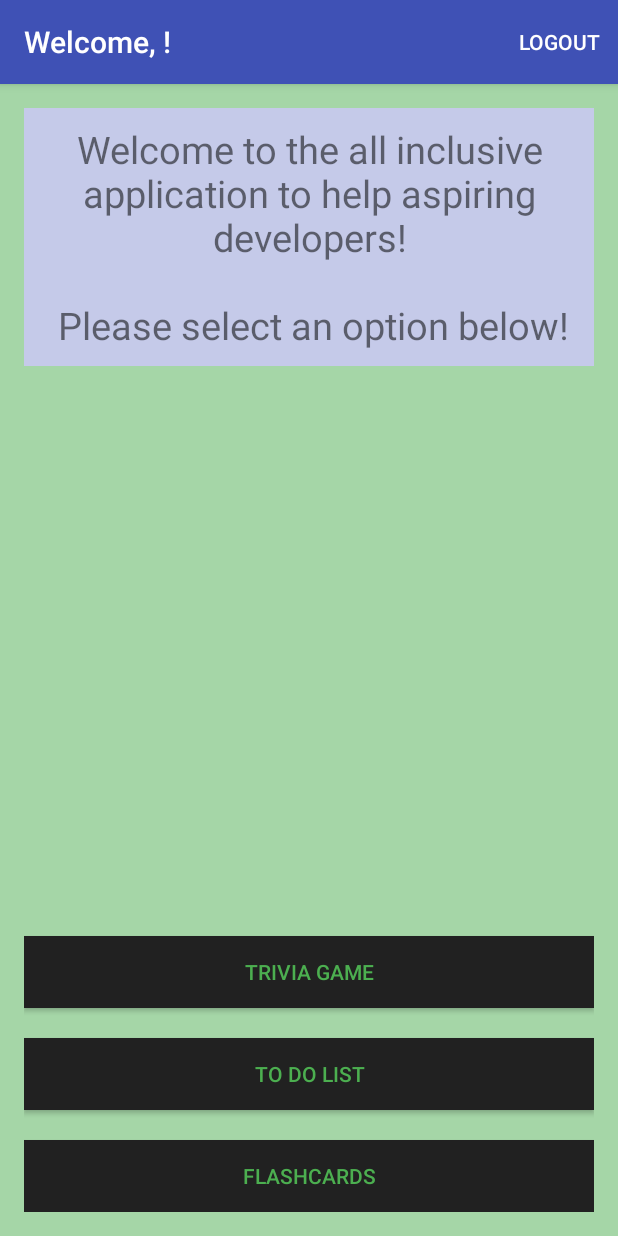
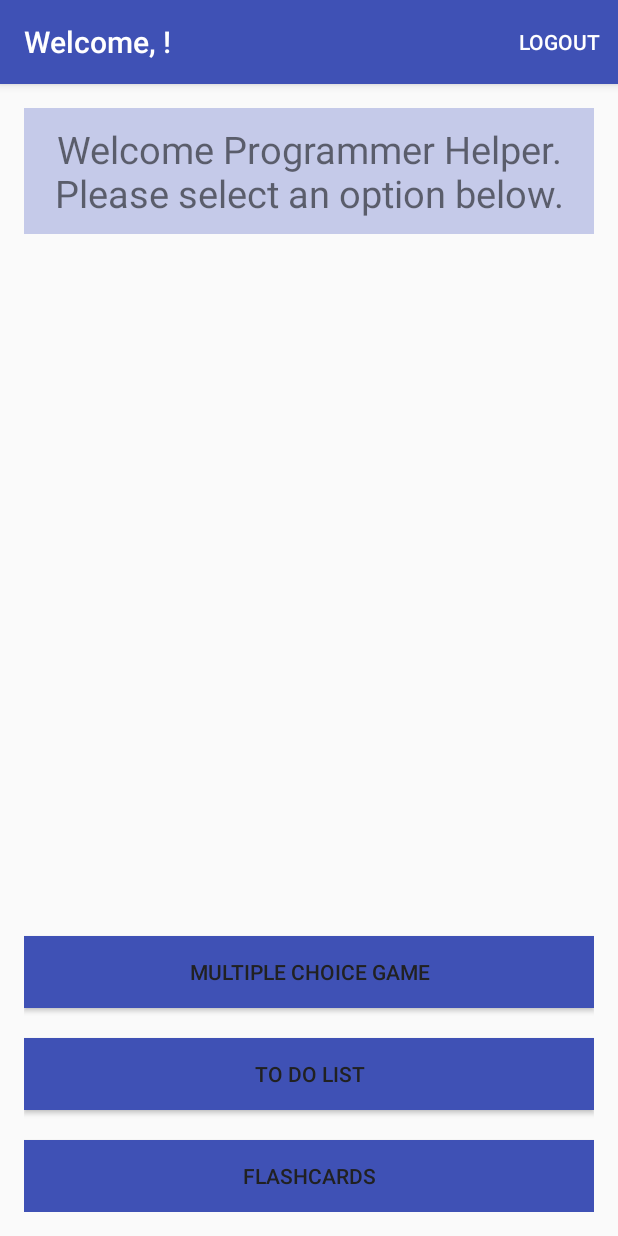
Before and after one commit to yqedan/ProgrammerHelper, an Android app: the screen it shows after launch once a user with an empty profile is signed in (MainActivity), on a phone screen of 412 x 824 dp. Run offline under Robolectric (Android 15) with nearby library versions, the phone set to English and light mode, and no system bars; our stand-ins replace ButterKnife, Firebase (no records; nobody signed in at launch, a user with empty details on screens opened directly).

Commit message:
redo design of app, change names of lables fix issues where some text was appearing incorrectly

```diff
--- a/app/src/main/java/com/yusuf/programmerhelper/ui/FlashcardsActivity.java
+++ b/app/src/main/java/com/yusuf/programmerhelper/ui/FlashcardsActivity.java
@@ -56,6 +56,7 @@ public class FlashcardsActivity extends AppCompatActivity implements View.OnClic
         mAddFlashcard.setOnClickListener(this);
         mDeleteTopic.setOnClickListener(this);
         if(mTopic.getPushId() == null){ //Is it not a user created mTopic?
+            mNoFlashcards.setVisibility(View.GONE);
             start();
         } else if (flashcards != null) { //Are there any flashcards?
             mStart.setVisibility(View.VISIBLE);
--- a/app/src/main/java/com/yusuf/programmerhelper/ui/LoginActivity.java
+++ b/app/src/main/java/com/yusuf/programmerhelper/ui/LoginActivity.java
@@ -27,7 +27,7 @@ public class LoginActivity extends AppCompatActivity implements View.OnClickList
     @Bind(R.id.passwordLoginButton) Button mPasswordLoginButton;
     @Bind(R.id.emailEditText) EditText mEmailEditText;
     @Bind(R.id.passwordEditText) EditText mPasswordEditText;
-    @Bind(R.id.registerTextView) TextView mRegisterTextView;
+    @Bind(R.id.registerButton) TextView mRegisterButton;
 
     private FirebaseAuth mAuth;
     private FirebaseAuth.AuthStateListener mAuthListener;
@@ -58,7 +58,7 @@ public class LoginActivity extends AppCompatActivity implements View.OnClickList
         };
 
         mPasswordLoginButton.setOnClickListener(this);
-        mRegisterTextView.setOnClickListener(this);
+        mRegisterButton.setOnClickListener(this);
 
         createAuthProgressDialog();
     }
@@ -79,7 +79,7 @@ public class LoginActivity extends AppCompatActivity implements View.OnClickList
 
     @Override
     public void onClick(View view) {
-        if (view == mRegisterTextView) {
+        if (view == mRegisterButton) {
             Intent intent = new Intent(LoginActivity.this, CreateAccountActivity.class);
             startActivity(intent);
             finish();
--- a/app/src/main/res/layout/activity_main.xml
+++ b/app/src/main/res/layout/activity_main.xml
@@ -8,7 +8,6 @@
     android:paddingLeft="@dimen/activity_horizontal_margin"
     android:paddingRight="@dimen/activity_horizontal_margin"
     android:paddingTop="@dimen/activity_vertical_margin"
-    android:background="@color/colorAccentLight"
     tools:context="com.yusuf.programmerhelper.ui.MainActivity">
 
     <TextView
@@ -16,53 +15,40 @@
         android:layout_height="wrap_content"
         android:gravity="center"
         android:textSize="25sp"
-        android:text="Welcome to the all inclusive application to help aspiring developers!\n\n Please select an option below!"
-        android:layout_alignParentRight="true"
-        android:layout_alignParentEnd="true"
-        android:layout_alignParentLeft="true"
-        android:layout_alignParentStart="true"
+        android:text="Welcome Programmer Helper. Please select an option below."
         android:background="@color/primary_light"
-        android:padding="10dp"/>
+        android:padding="10dp" />
 
     <Button
-        android:text="Trivia Game"
-        android:textColor="@color/colorAccent"
-        android:background="@color/primary_text"
-        android:layout_width="wrap_content"
-        android:layout_height="wrap_content"
+        android:text="Multiple Choice Game"
         android:id="@+id/quiz"
         android:layout_marginBottom="20dp"
         android:layout_above="@+id/todo"
-        android:layout_alignParentLeft="true"
-        android:layout_alignParentStart="true"
-        android:layout_alignParentRight="true"
-        android:layout_alignParentEnd="true" />
+        android:layout_width="match_parent"
+        android:layout_height="wrap_content"
+        android:padding="10dp"
+        android:textColor="@color/primary_text"
+        android:background="@color/colorPrimary" />
 
     <Button
         android:text="To do list"
-        android:layout_width="wrap_content"
-        android:layout_height="wrap_content"
         android:id="@+id/todo"
         android:layout_marginBottom="20dp"
         android:layout_above="@+id/flashcards"
-        android:textColor="@color/colorAccent"
-        android:background="@color/primary_text"
-        android:layout_alignParentLeft="true"
-        android:layout_alignParentStart="true"
-        android:layout_alignParentRight="true"
-        android:layout_alignParentEnd="true" />
+        android:layout_width="match_parent"
+        android:layout_height="wrap_content"
+        android:padding="10dp"
+        android:textColor="@color/primary_text"
+        android:background="@color/colorPrimary" />
 
     <Button
         android:text="Flashcards"
-        android:layout_width="wrap_content"
+        android:id="@+id/flashcards"
+        android:layout_alignParentBottom="true"
+        android:layout_width="match_parent"
         android:layout_height="wrap_content"
-        android:id="@+id/flashcards"
-        android:textColor="@color/colorAccent"
-        android:background="@color/primary_text"
-        android:layout_alignParentBottom="true"
-        android:layout_alignParentLeft="true"
-        android:layout_alignParentStart="true"
-        android:layout_alignParentRight="true"
-        android:layout_alignParentEnd="true" />
+        android:padding="10dp"
+        android:textColor="@color/primary_text"
+        android:background="@color/colorPrimary" />
 
 </RelativeLayout>
--- a/app/src/main/res/layout/activity_trivia_categories.xml
+++ b/app/src/main/res/layout/activity_trivia_categories.xml
@@ -4,9 +4,7 @@
     android:id="@+id/activity_trivia_categories"
     android:layout_width="match_parent"
     android:layout_height="match_parent"
-    tools:context="com.yusuf.programmerhelper.ui.TriviaCategoriesActivity"
-    android:background="@color/colorAccentLight">
-
+    tools:context="com.yusuf.programmerhelper.ui.TriviaCategoriesActivity" >
     <ListView
         android:layout_width="match_parent"
         android:layout_height="wrap_content"
```
Also changed, not shown: app/src/main/res/layout/activity_flashcard_categories.xml (+3 -5 lines), app/src/main/res/layout/activity_flashcards.xml (+22 -17 lines), app/src/main/res/layout/activity_login.xml (+14 -13 lines).
